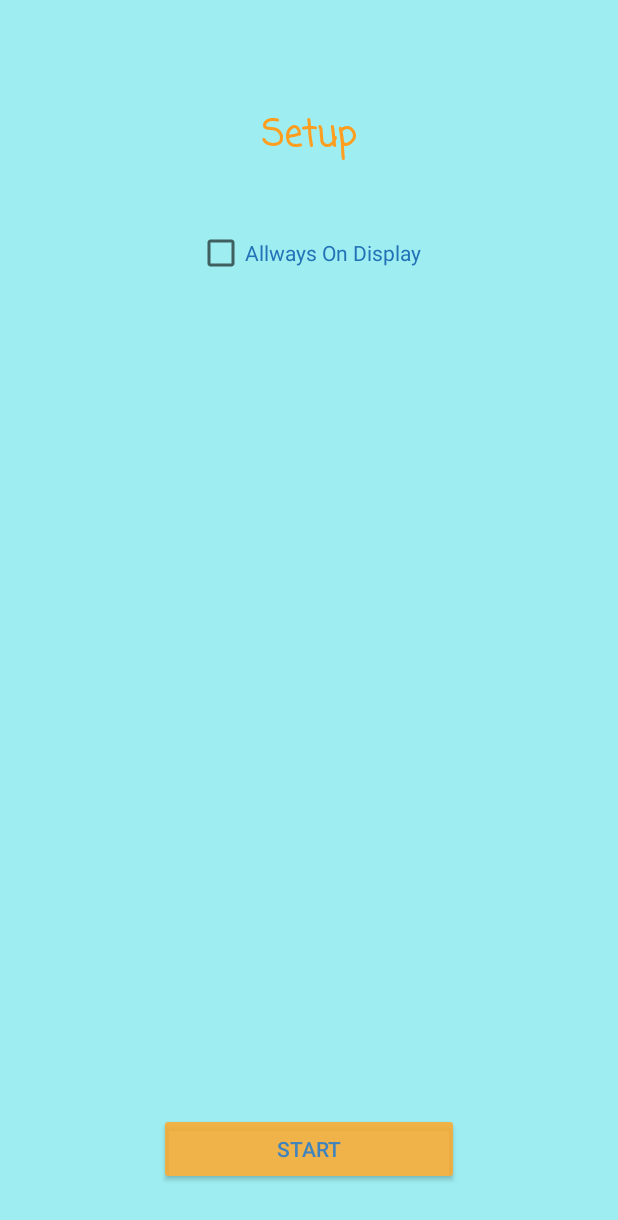
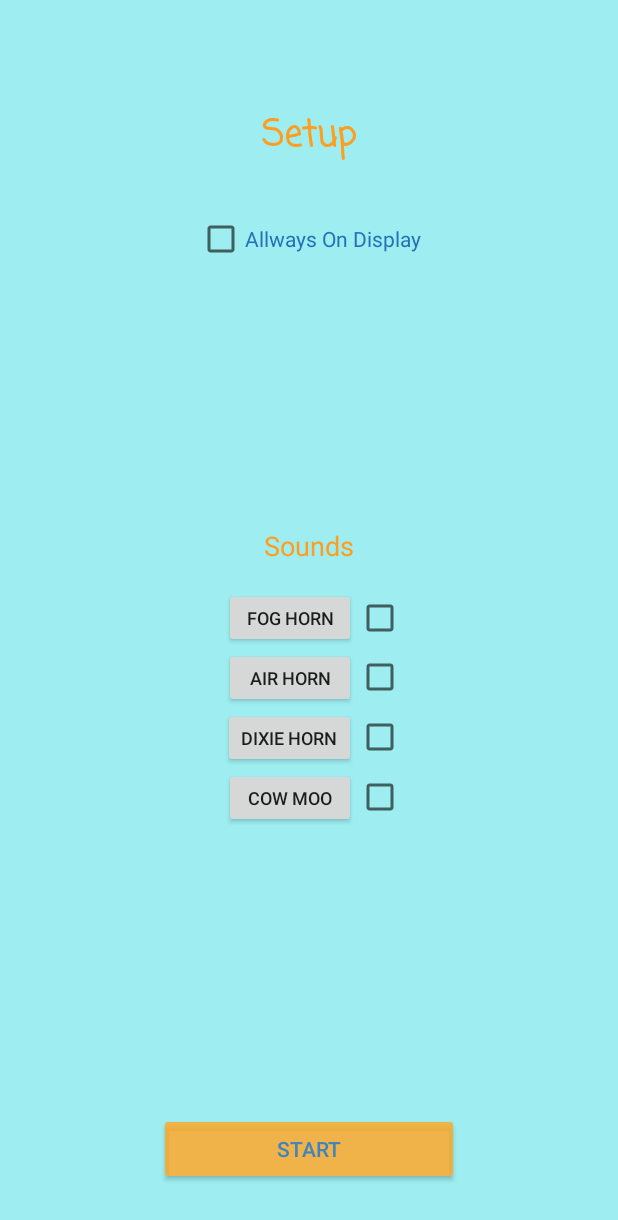
Before and after one commit to PederBG/Vors, an Android app: the BeforePowerHour screen opened directly, with no data from a screen before it, on a phone screen of 412 x 824 dp. Shown: the top 1220 px of the screen. Run offline under Robolectric (Android 15) with nearby library versions, the phone set to English and light mode, and no system bars.

Commit message:
major changes

```diff
--- a/app/src/main/AndroidManifest.xml
+++ b/app/src/main/AndroidManifest.xml
@@ -18,7 +18,8 @@
         </activity>
         <activity android:name=".BeforeGame" />
         <activity android:name=".BeforePowerHour" />
-        <activity android:name=".PowerHour"/>
+        <activity android:name=".PowerHour" />
+        <activity android:name=".GameActivity"></activity>
     </application>
 
 </manifest>
--- a/app/src/main/java/pedergb/vors/BeforePowerHour.java
+++ b/app/src/main/java/pedergb/vors/BeforePowerHour.java
@@ -1,6 +1,7 @@
 package pedergb.vors;
 
 import android.content.Intent;
+import android.media.MediaPlayer;
 import android.os.Handler;
 import android.support.v7.app.AppCompatActivity;
 import android.os.Bundle;
@@ -9,10 +10,15 @@ import android.widget.Button;
 import android.widget.CheckBox;
 import android.widget.Toast;
 
+import java.util.Arrays;
+import java.util.List;
+
 public class BeforePowerHour extends AppCompatActivity {
 
-    CheckBox allwaysOnDisplay;
-    Button btStart;
+    CheckBox allwaysOnDisplay, cbFogHorn, cbAirHorn, cbDixieHorn, cbCowMoo;
+    Button btStart, btFogHorn, btAirHorn, btDixieHorn, btCowMoo;
+    List<MediaPlayer> mediaPlayers = null;
+
 
     @Override
     protected void onCreate(Bundle savedInstanceState) {
@@ -22,6 +28,26 @@ public class BeforePowerHour extends AppCompatActivity {
         // Button handling ----------------------------
         allwaysOnDisplay = (CheckBox) findViewById(R.id.checkBox1);
         btStart = (Button) findViewById(R.id.button1);
+
+        cbFogHorn = (CheckBox) findViewById(R.id.cbFogHorn);
+        btFogHorn = (Button) findViewById(R.id.btFogHorn);
+
+        cbAirHorn = (CheckBox) findViewById(R.id.cbAirHorn);
+        btAirHorn = (Button) findViewById(R.id.btAirHorn);
+
+        cbDixieHorn = (CheckBox) findViewById(R.id.cbDixieHorn);
+        btDixieHorn = (Button) findViewById(R.id.btDixieHorn);
+
+        cbCowMoo = (CheckBox) findViewById(R.id.cbCowMoo);
+        btCowMoo = (Button) findViewById(R.id.btCowMoo);
+
+        final MediaPlayer fogSound = MediaPlayer.create(BeforePowerHour.this, R.raw.foghorn);
+        final MediaPlayer airSound = MediaPlayer.create(BeforePowerHour.this, R.raw.airhorn);
+        final MediaPlayer dixieSound = MediaPlayer.create(BeforePowerHour.this, R.raw.dixiehorn);
+        final MediaPlayer cowSound = MediaPlayer.create(BeforePowerHour.this, R.raw.cowmoo);
+
+        mediaPlayers = Arrays.asList(fogSound, airSound, dixieSound, cowSound);
+
 
         allwaysOnDisplay.setOnClickListener(new View.OnClickListener() {
             @Override
@@ -33,9 +59,92 @@ public class BeforePowerHour extends AppCompatActivity {
         btStart.setOnClickListener(new View.OnClickListener() {
             @Override
             public void onClick(View v) {
+                for (MediaPlayer player : mediaPlayers){
+                    player.stop();
+                    player.release();
+                    player = null;
+                }
                 Intent startIntent = new Intent(BeforePowerHour.this, PowerHour.class);
+                finish();
                 BeforePowerHour.this.startActivity(startIntent);
                 //showToastMessage(Boolean.toString(Globals.allwaysOnDisplay), 100);
+            }
+        });
+
+
+        btFogHorn.setOnClickListener(new View.OnClickListener() {
+            @Override
+            public void onClick(View v) {
+                fogSound.start();
+            }
+        });
+        cbFogHorn.setOnClickListener(new View.OnClickListener() {
+            @Override
+            public void onClick(View v) {
+                if (cbFogHorn.isChecked()){
+                    cbAirHorn.setChecked(false);
+                    cbDixieHorn.setChecked(false);
+                    cbCowMoo.setChecked(false);
+
+                    Globals.shotSound = R.raw.foghorn;
+                }
+            }
+        });
+
+        btAirHorn.setOnClickListener(new View.OnClickListener() {
+            @Override
+            public void onClick(View v) {
+                airSound.start();
+            }
+        });
+        cbAirHorn.setOnClickListener(new View.OnClickListener() {
+            @Override
+            public void onClick(View v) {
+                if (cbAirHorn.isChecked()){
+                    cbFogHorn.setChecked(false);
+                    cbDixieHorn.setChecked(false);
+                    cbCowMoo.setChecked(false);
+
+                    Globals.shotSound = R.raw.airhorn;
+                }
+            }
+        });
+
+        btDixieHorn.setOnClickListener(new View.OnClickListener() {
+            @Override
+            public void onClick(View v) {
+                dixieSound.start();
+            }
+        });
+        cbDixieHorn.setOnClickListener(new View.OnClickListener() {
+            @Override
+            public void onClick(View v) {
+                if (cbDixieHorn.isChecked()){
+                    cbFogHorn.setChecked(false);
+                    cbAirHorn.setChecked(false);
+                    cbCowMoo.setChecked(false);
+
+                    Globals.shotSound = R.raw.dixiehorn;
+                }
+            }
+        });
+
+        btCowMoo.setOnClickListener(new View.OnClickListener() {
+            @Override
+            public void onClick(View v) {
+                cowSound.start();
+            }
+        });
+        cbCowMoo.setOnClickListener(new View.OnClickListener() {
+            @Override
+            public void onClick(View v) {
+                if (cbCowMoo.isChecked()){
+                    cbFogHorn.setChecked(false);
+                    cbAirHorn.setChecked(false);
+                    cbDixieHorn.setChecked(false);
+
+                    Globals.shotSound = R.raw.cowmoo;
+                }
             }
         });
 
@@ -43,6 +152,21 @@ public class BeforePowerHour extends AppCompatActivity {
 
 
     }
+
+    // ------------------ Handler for back press button ---------------- \\
+    @Override
+    public void onBackPressed() {
+        for (MediaPlayer player : mediaPlayers){
+            player.stop();
+            player.release();
+            player = null;
+        }
+
+        Intent menuIntent = new Intent(BeforePowerHour.this, MenuActivity.class);
+        finish();
+        BeforePowerHour.this.startActivity(menuIntent);
+    }
+    // ...................................................................... \\
 
     // ---------------- Toast message --------------------- \\
     public void showToastMessage(String text, int duration){
--- a/app/src/main/java/pedergb/vors/PowerHour.java
+++ b/app/src/main/java/pedergb/vors/PowerHour.java
@@ -9,12 +9,10 @@ import android.support.v7.app.AppCompatActivity;
 import android.os.Bundle;
 import android.view.View;
 import android.view.WindowManager;
-import android.widget.Button;
 import android.widget.TextView;
 import android.widget.Toast;
 
 import java.util.Random;
-import java.util.StringTokenizer;
 import java.util.concurrent.TimeUnit;
 
 public class PowerHour extends AppCompatActivity {
@@ -32,7 +30,7 @@ public class PowerHour extends AppCompatActivity {
         if (Globals.allwaysOnDisplay) {
             getWindow().addFlags(WindowManager.LayoutParams.FLAG_KEEP_SCREEN_ON);
         }
-        shot = MediaPlayer.create(PowerHour.this, R.raw.foghorn);
+        shot = MediaPlayer.create(PowerHour.this, Globals.shotSound);
 
         txtCountDown = (TextView) findViewById(R.id.txtCountDown);
         screen = findViewById(R.id.main_screen);
@@ -74,6 +72,7 @@ public class PowerHour extends AppCompatActivity {
             countDown = null;
             Intent mainMenuIntent = new Intent(PowerHour.this, MenuActivity.class);
             PowerHour.this.startActivity(mainMenuIntent);
+            finish();
         }
         twice = true;
         showToastMessage("Go to main menu?", 500);
--- a/app/src/main/res/layout/activity_before_power_hour.xml
+++ b/app/src/main/res/layout/activity_before_power_hour.xml
@@ -25,11 +25,11 @@
         android:id="@+id/checkBox1"
         android:layout_width="wrap_content"
         android:layout_height="wrap_content"
-        android:layout_marginTop="43dp"
+        android:layout_marginTop="34dp"
         android:text="@string/allwaysOnDisplay"
+        android:textColor="@color/colorText2"
         android:layout_below="@+id/setup"
-        android:layout_centerHorizontal="true"
-        android:textColor="@color/colorText2"/>
+        android:layout_centerHorizontal="true" />
 
     <Button
         android:id="@+id/button1"
@@ -42,4 +42,83 @@
         android:textColor="@color/colorText"
         android:backgroundTint="@color/colorButton"/>
 
+    <TextView
+        android:id="@+id/sound"
+        android:layout_width="wrap_content"
+        android:layout_height="wrap_content"
+        android:text="@string/sound"
+        android:textColor="@color/colorTitles"
+        android:textSize="18sp"
+        android:layout_marginBottom="20dp"
+        android:layout_above="@+id/cbFogHorn"
+        android:layout_centerHorizontal="true" />
+
+
+    <Button
+        android:id="@+id/btFogHorn"
+        android:layout_width="wrap_content"
+        android:layout_height="40dp"
+        android:text="@string/fogHorn"
+        android:textSize="12sp"
+        android:layout_centerVertical="true"
+        android:layout_toStartOf="@+id/cbFogHorn" />
+    <CheckBox
+        android:id="@+id/cbFogHorn"
+        android:layout_width="wrap_content"
+        android:layout_height="wrap_content"
+        android:layout_centerVertical="true"
+        android:layout_toEndOf="@+id/setup" />
+
+    <Button
+        android:id="@+id/btAirHorn"
+        android:layout_width="wrap_content"
+        android:layout_height="40dp"
+        android:text="@string/airHorn"
+        android:textSize="12sp"
+        android:layout_centerVertical="true"
+        android:layout_below="@+id/btFogHorn"
+        android:layout_toStartOf="@+id/cbAirHorn" />
+    <CheckBox
+        android:id="@+id/cbAirHorn"
+        android:layout_width="wrap_content"
+        android:layout_height="wrap_content"
+        android:layout_alignBaseline="@+id/btAirHorn"
+        android:layout_alignBottom="@+id/btAirHorn"
+        android:layout_toEndOf="@+id/btFogHorn" />
+
+    <Button
+        android:id="@+id/btDixieHorn"
+        android:layout_width="wrap_content"
+        android:layout_height="40dp"
+        android:text="@string/dixieHorn"
+        android:textSize="12sp"
+        android:layout_centerVertical="true"
+        android:layout_below="@+id/btAirHorn"
+        android:layout_toStartOf="@+id/cbDixieHorn" />
+    <CheckBox
+        android:id="@+id/cbDixieHorn"
+        android:layout_width="wrap_content"
+        android:layout_height="wrap_content"
+        android:layout_alignBaseline="@+id/btDixieHorn"
+        android:layout_alignBottom="@+id/btDixieHorn"
+        android:layout_toEndOf="@+id/btFogHorn" />
+
+    <Button
+        android:id="@+id/btCowMoo"
+        android:layout_width="wrap_content"
+        android:layout_height="40dp"
+        android:text="@string/cowMoo"
+        android:textSize="12sp"
+        android:layout_centerVertical="true"
+        android:layout_below="@+id/btDixieHorn"
+        android:layout_toStartOf="@+id/cbCowMoo" />
+    <CheckBox
+        android:id="@+id/cbCowMoo"
+        android:layout_width="wrap_content"
+        android:layout_height="wrap_content"
+        android:layout_alignBaseline="@+id/btCowMoo"
+        android:layout_alignBottom="@+id/btCowMoo"
+        android:layout_toEndOf="@+id/btFogHorn" />
+
+
 </RelativeLayout>
--- a/app/src/main/res/values/strings.xml
+++ b/app/src/main/res/values/strings.xml
@@ -7,6 +7,15 @@
     <string name="settings">Settings</string>
     <string name="setup">Setup</string>
     <string name="allwaysOnDisplay">Allways On Display</string>
+    <string name="sound">Sounds</string>
+    <string name="fogHorn">Fog Horn</string>
+    <string name="airHorn">Air Horn</string>
+    <string name="dixieHorn">Dixie Horn</string>
+    <string name="cowMoo">Cow Moo</string>
+    <string name="names">Add player names</string>
+    <string name="add">Add</string>
+    <string name="clickme">Tap for question</string>
+
 
 
 </resources>
```
Also changed, not shown: app/src/main/java/pedergb/vors/BeforeGame.java (+81 -0 lines), app/src/main/java/pedergb/vors/GameActivity.java (added, +94 -0 lines), app/src/main/java/pedergb/vors/Globals.java (+21 -6 lines), app/src/main/java/pedergb/vors/MenuActivity.java (+22 -0 lines), app/src/main/res/layout/activity_before_game.xml (+56 -0 lines), app/src/main/res/layout/activity_game.xml (added, +20 -0 lines), 3 other files.
